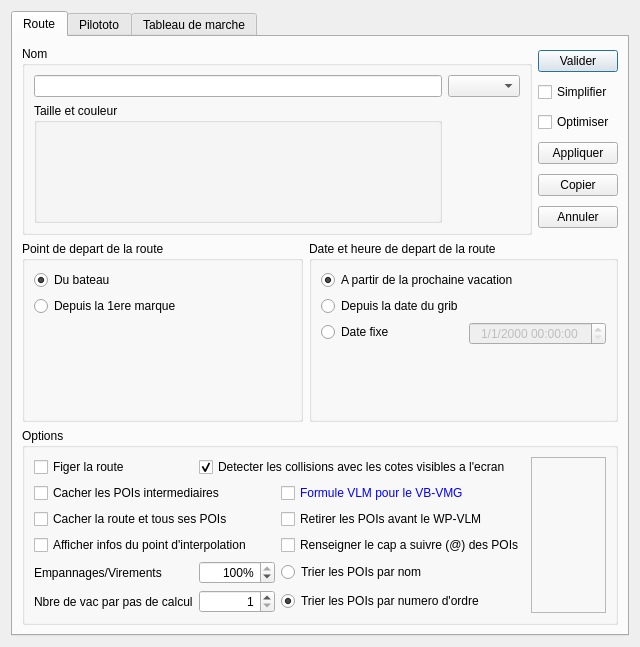
The window that src/Ui/Route_Editor.ui (nohal/qtVlm) describes before a commit, drawn with Qt 5.
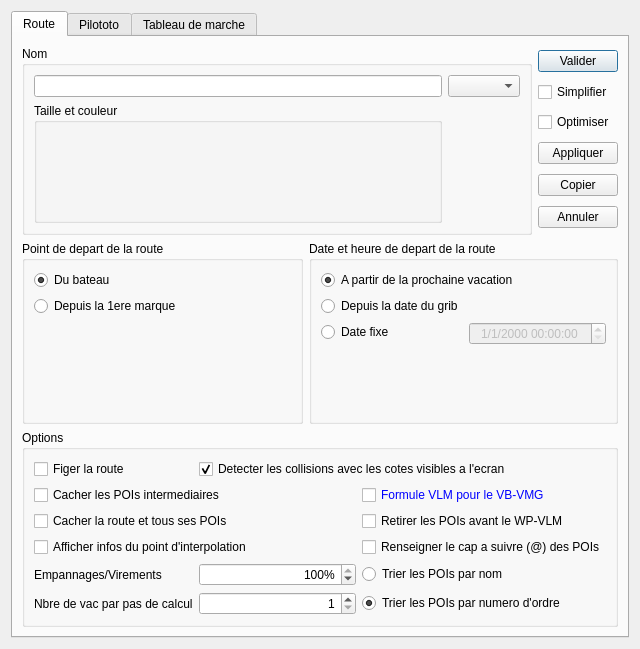
The same window after the commit. The open tabs and pages were chosen to show the change.

Commit message: Add an option for deleting all routings when converting to route Remove a useless frame in route editor

What changed in the file:
```diff
--- a/src/Ui/Route_Editor.ui
+++ b/src/Ui/Route_Editor.ui
@@ -7,7 +7,7 @@
     <x>0</x>
     <y>0</y>
     <width>640</width>
-    <height>647</height>
+    <height>649</height>
    </rect>
   </property>
   <property name="sizePolicy">
@@ -287,16 +287,6 @@
             </property>
            </widget>
           </item>
-          <item row="0" column="3" rowspan="6">
-           <widget class="QFrame" name="frame">
-            <property name="frameShape">
-             <enum>QFrame::StyledPanel</enum>
-            </property>
-            <property name="frameShadow">
-             <enum>QFrame::Raised</enum>
-            </property>
-           </widget>
-          </item>
           <item row="1" column="0" colspan="2">
            <widget class="QCheckBox" name="hidePois">
             <property name="text">
```
Left out of the diff: 2 changed lines with no effect on the pictures. The commit also changes 8 other files.
